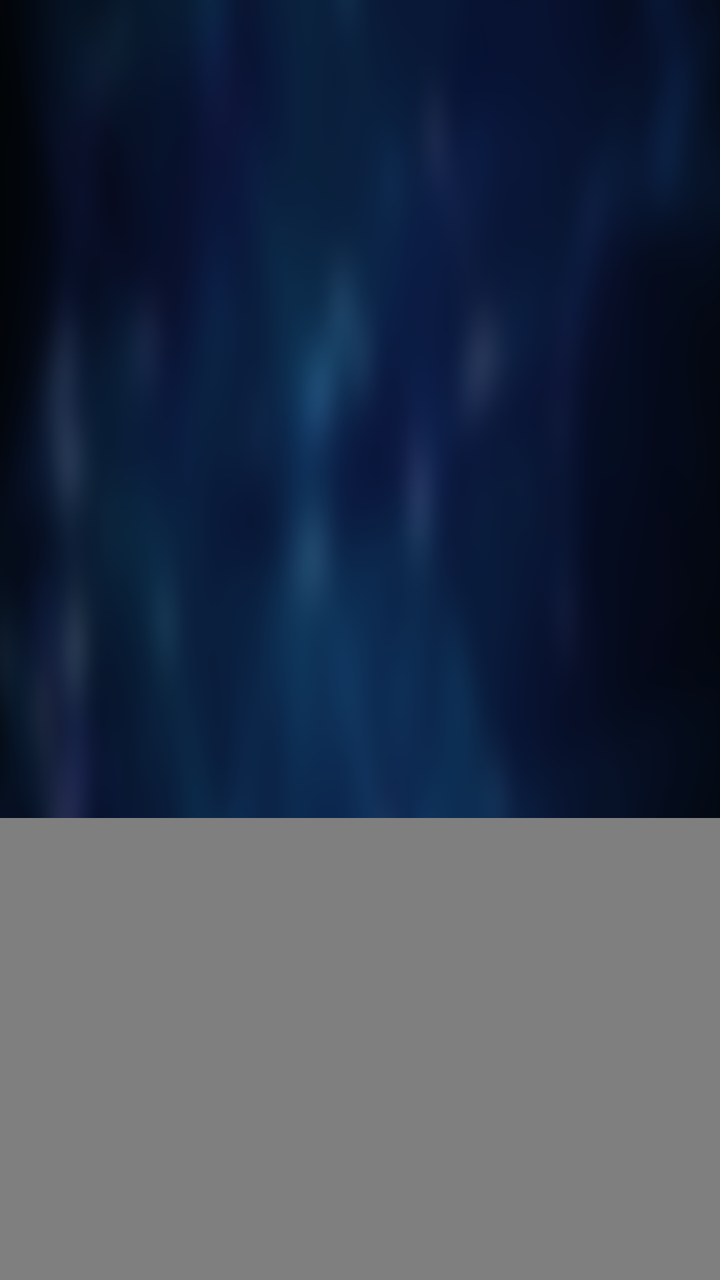
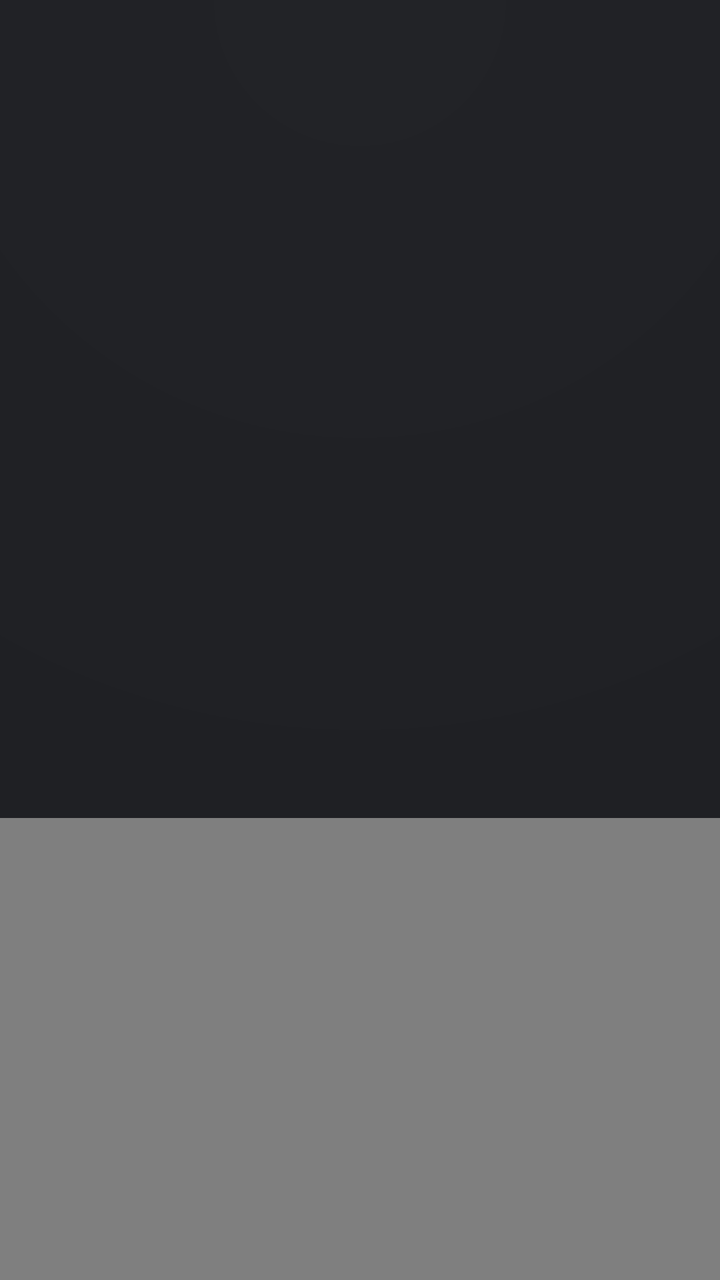

Compare the two renders of this Android layout. The source of the first and the diff that turns it into the second are given below.
<!-- AndroidManifest.xml: application theme AppTheme.NoActionBar -->
<!-- res/layout/fragment_grid.xml -->
<?xml version="1.0" encoding="utf-8"?>
<LinearLayout xmlns:android="http://schemas.android.com/apk/res/android"
    xmlns:app="http://schemas.android.com/apk/res-auto"
    android:layout_width="match_parent"
    android:layout_height="match_parent"
    android:orientation="vertical">

    <LinearLayout
        android:layout_width="match_parent"
        android:layout_height="wrap_content"
        android:gravity="center_vertical"
        android:paddingLeft="@dimen/vs_40"
        android:paddingRight="@dimen/vs_40"
        android:paddingTop="@dimen/vs_10"
        android:paddingBottom="@dimen/vs_5">

        <LinearLayout
            android:layout_width="0dp"
            android:layout_height="wrap_content"
            android:layout_weight="1"
            android:orientation="vertical">

            <TextView
                android:id="@+id/tvCategorySummary"
                android:layout_width="match_parent"
                android:layout_height="wrap_content"
                android:ellipsize="end"
                android:singleLine="true"
                android:textColor="@android:color/white"
                android:textSize="@dimen/ts_22" />

            <TextView
                android:id="@+id/tvCategoryStatus"
                android:layout_width="match_parent"
                android:layout_height="wrap_content"
                android:ellipsize="end"
                android:singleLine="true"
                android:textColor="@color/color_rail_text_muted"
                android:textSize="@dimen/ts_16"
                android:visibility="gone" />
        </LinearLayout>

        <TextView
            android:id="@+id/tvCategoryRetry"
            android:layout_width="wrap_content"
            android:layout_height="@dimen/vs_50"
            android:layout_marginLeft="@dimen/vs_10"
            android:paddingLeft="@dimen/vs_15"
            android:paddingRight="@dimen/vs_15"
            android:background="@drawable/button_dialog_main"
            android:focusable="true"
            android:gravity="center"
            android:text="重试"
            android:textColor="@android:color/white"
            android:textSize="@dimen/ts_20"
            android:visibility="gone" />

        <TextView
            android:id="@+id/tvCategoryFilter"
            android:layout_width="wrap_content"
            android:layout_height="@dimen/vs_50"
            android:layout_marginLeft="@dimen/vs_10"
            android:paddingLeft="@dimen/vs_15"
            android:paddingRight="@dimen/vs_15"
            android:background="@drawable/button_dialog_main"
            android:focusable="true"
            android:gravity="center"
            android:text="筛选"
            android:textColor="@android:color/white"
            android:textSize="@dimen/ts_20" />

        <TextView
            android:id="@+id/tvCategoryReset"
            android:layout_width="wrap_content"
            android:layout_height="@dimen/vs_50"
            android:layout_marginLeft="@dimen/vs_10"
            android:paddingLeft="@dimen/vs_15"
            android:paddingRight="@dimen/vs_15"
            android:background="@drawable/button_dialog_main"
            android:focusable="true"
            android:gravity="center"
            android:text="重置"
            android:textColor="@android:color/white"
            android:textSize="@dimen/ts_20"
            android:visibility="gone" />
    </LinearLayout>

    <com.owen.tvrecyclerview.widget.TvRecyclerView
        android:id="@+id/sortRV"
        android:layout_width="match_parent"
        android:layout_height="0dp"
        android:layout_weight="1"
        android:clipChildren="true"
        android:clipToPadding="false"
        android:layout_marginTop="@dimen/vs_5"
        android:paddingLeft="@dimen/vs_40"
        android:paddingTop="@dimen/vs_10"
        android:paddingRight="@dimen/vs_40"
        android:paddingBottom="@dimen/vs_10"
        app:tv_horizontalSpacingWithMargins="@dimen/vs_10"
        app:tv_selectedItemIsCentered="true"
        app:tv_verticalSpacingWithMargins="@dimen/vs_10" />
</LinearLayout>
<!-- resources referenced by this layout -->
<resources>
  <color name="color_rail_text_muted">#8CFFFFFF</color>
  <dimen name="ts_16">16mm</dimen>
  <dimen name="ts_20">20mm</dimen>
  <dimen name="ts_22">22mm</dimen>
  <dimen name="vs_10">10mm</dimen>
  <dimen name="vs_15">15mm</dimen>
  <dimen name="vs_40">40mm</dimen>
  <dimen name="vs_5">5mm</dimen>
  <dimen name="vs_50">50mm</dimen>
  <!-- drawable button_dialog_main (drawable) -->
  <?xml version="1.0" encoding="utf-8"?>
  <selector xmlns:android="http://schemas.android.com/apk/res/android">
      <item android:state_pressed="true">
          <shape>
              <corners android:radius="@dimen/vs_16" />
              <solid android:color="#4DFFFFFF" />
              <stroke
                  android:width="1.5mm"
                  android:color="#FFFFFF" />
          </shape>
      </item>
      <item android:state_focused="true">
          <shape>
              <corners android:radius="@dimen/vs_16" />
              <gradient
                  android:angle="90"
                  android:startColor="#40FFFFFF"
                  android:endColor="#26FFFFFF" />
              <stroke
                  android:width="1.5mm"
                  android:color="#A6FFFFFF" />
          </shape>
      </item>
      <item android:state_selected="true">
          <shape>
              <corners android:radius="@dimen/vs_16" />
              <solid android:color="#2BFFFFFF" />
              <stroke
                  android:width="1mm"
                  android:color="#59FFFFFF" />
          </shape>
      </item>
      <item>
          <shape>
              <corners android:radius="@dimen/vs_16" />
              <solid android:color="#14FFFFFF" />
              <stroke
                  android:width="1mm"
                  android:color="#24FFFFFF" />
          </shape>
      </item>
  </selector>
  <style name="AppTheme.NoActionBar">
          <item name="android:windowActionBar">false</item>
          <item name="android:windowNoTitle">true</item>
          <item name="windowActionBar">false</item>
          <item name="android:windowFullscreen">true</item>//全屏即无通知栏
          <item name="android:windowContentOverlay">@null</item>//是否有遮盖
          <item name="windowNoTitle">true</item>
          <item name="android:keepScreenOn">true</item>
          
          <item name="android:windowBackground">@drawable/app_bg</item>
      </style>
  <dimen name="vs_16">16mm</dimen>
  <!-- drawable app_bg: png bitmap (drawable, 198620 bytes) -->
</resources>

<!-- the commit's change to res/layout/fragment_grid.xml (unified diff, before → after) -->
@@ -3,6 +3,7 @@
     xmlns:app="http://schemas.android.com/apk/res-auto"
     android:layout_width="match_parent"
     android:layout_height="match_parent"
+    android:background="@drawable/bg_settings_page"
     android:orientation="vertical">
 
     <LinearLayout
@@ -26,8 +27,9 @@
                 android:layout_height="wrap_content"
                 android:ellipsize="end"
                 android:singleLine="true"
-                android:textColor="@android:color/white"
-                android:textSize="@dimen/ts_22" />
+                android:textColor="@color/settings_text"
+                android:textSize="@dimen/ts_22"
+                android:textStyle="bold" />
 
             <TextView
                 android:id="@+id/tvCategoryStatus"
@@ -35,7 +37,7 @@
                 android:layout_height="wrap_content"
                 android:ellipsize="end"
                 android:singleLine="true"
-                android:textColor="@color/color_rail_text_muted"
+                android:textColor="@color/settings_text_secondary"
                 android:textSize="@dimen/ts_16"
                 android:visibility="gone" />
         </LinearLayout>
<!-- resource entries referenced after the edit -->
@@ -1,6 +1,7 @@
 <!-- resources referenced by this layout -->
 <resources>
-  <color name="color_rail_text_muted">#8CFFFFFF</color>
+  <color name="settings_text">#F5F7FA</color>
+  <color name="settings_text_secondary">#8E95A5</color>
   <dimen name="ts_16">16mm</dimen>
   <dimen name="ts_20">20mm</dimen>
   <dimen name="ts_22">22mm</dimen>
@@ -9,6 +10,26 @@
   <dimen name="vs_40">40mm</dimen>
   <dimen name="vs_5">5mm</dimen>
   <dimen name="vs_50">50mm</dimen>
+  <!-- drawable bg_settings_page (drawable) -->
+  <?xml version="1.0" encoding="utf-8"?>
+  <layer-list xmlns:android="http://schemas.android.com/apk/res/android">
+      <item>
+          <shape>
+              <solid android:color="@color/settings_background" />
+          </shape>
+      </item>
+      <item>
+          <shape>
+              <gradient
+                  android:type="radial"
+                  android:centerX="0.5"
+                  android:centerY="0.0"
+                  android:gradientRadius="600mm"
+                  android:startColor="#18FFFFFF"
+                  android:endColor="#00000000" />
+          </shape>
+      </item>
+  </layer-list>
   <!-- drawable button_dialog_main (drawable) -->
   <?xml version="1.0" encoding="utf-8"?>
   <selector xmlns:android="http://schemas.android.com/apk/res/android">
@@ -63,6 +84,7 @@
           
           <item name="android:windowBackground">@drawable/app_bg</item>
       </style>
+  <color name="settings_background">#0A0C10</color>
   <dimen name="vs_16">16mm</dimen>
   <!-- drawable app_bg: png bitmap (drawable, 198620 bytes) -->
 </resources>
